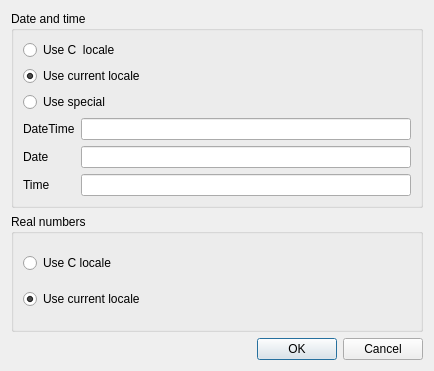
Before: the Qt Designer form settingsdialog.ui in mugiseyebrows/mugi-query, drawn with Qt 5.
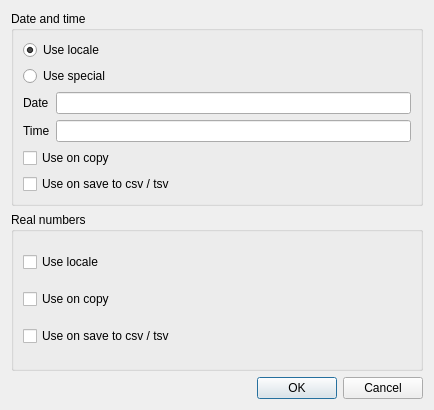
After: the same form once the commit is applied.

Commit message: simple format settings and settings dialog

Diff of the .ui file:
```diff
--- a/settingsdialog.ui
+++ b/settingsdialog.ui
@@ -7,7 +7,7 @@
     <x>0</x>
     <y>0</y>
     <width>434</width>
-    <height>371</height>
+    <height>410</height>
    </rect>
   </property>
   <property name="windowTitle">
@@ -22,57 +22,37 @@
      <layout class="QVBoxLayout" name="verticalLayout_2">
       <item>
        <layout class="QGridLayout" name="gridLayout">
-        <item row="2" column="0" colspan="2">
-         <widget class="QRadioButton" name="dateSpecial">
+        <item row="1" column="0" colspan="2">
+         <widget class="QRadioButton" name="dateTimeUseSpecial">
           <property name="text">
            <string>Use special</string>
           </property>
          </widget>
         </item>
-        <item row="5" column="1">
-         <widget class="QLineEdit" name="time"/>
+        <item row="3" column="1">
+         <widget class="QLineEdit" name="timeFormat"/>
         </item>
-        <item row="5" column="0">
+        <item row="2" column="1">
+         <widget class="QLineEdit" name="dateFormat"/>
+        </item>
+        <item row="3" column="0">
          <widget class="QLabel" name="label_3">
           <property name="text">
            <string>Time</string>
           </property>
          </widget>
         </item>
-        <item row="3" column="0">
-         <widget class="QLabel" name="label">
-          <property name="text">
-           <string>DateTime</string>
-          </property>
-         </widget>
-        </item>
-        <item row="0" column="0" colspan="2">
-         <widget class="QRadioButton" name="dateCLocale">
-          <property name="text">
-           <string>Use C  locale</string>
-          </property>
-          <property name="checked">
-           <bool>false</bool>
-          </property>
-         </widget>
-        </item>
-        <item row="4" column="1">
-         <widget class="QLineEdit" name="date"/>
-        </item>
-        <item row="3" column="1">
-         <widget class="QLineEdit" name="dateTime"/>
-        </item>
-        <item row="4" column="0">
+        <item row="2" column="0">
          <widget class="QLabel" name="label_2">
           <property name="text">
            <string>Date</string>
           </property>
          </widget>
         </item>
-        <item row="1" column="0" colspan="2">
-         <widget class="QRadioButton" name="dateCurrentLocale">
+        <item row="0" column="0" colspan="2">
+         <widget class="QRadioButton" name="dateTimeUseLocale">
           <property name="text">
-           <string>Use current locale</string>
+           <string>Use locale</string>
           </property>
           <property name="checked">
            <bool>true</bool>
@@ -81,6 +61,20 @@
         </item>
        </layout>
       </item>
+      <item>
+       <widget class="QCheckBox" name="dateTimeOverrideForCopy">
+        <property name="text">
+         <string>Use on copy</string>
+        </property>
+       </widget>
+      </item>
+      <item>
+       <widget class="QCheckBox" name="dateTimeOverrideForCsv">
+        <property name="text">
+         <string>Use on save to csv / tsv</string>
+        </property>
+       </widget>
+      </item>
      </layout>
     </widget>
    </item>
@@ -91,22 +85,23 @@
      </property>
      <layout class="QVBoxLayout" name="verticalLayout">
       <item>
-       <widget class="QRadioButton" name="realCLocale">
+       <widget class="QCheckBox" name="realUseLocale">
         <property name="text">
-         <string>Use C locale</string>
+         <string>Use locale</string>
         </property>
-        <property name="checked">
-         <bool>false</bool>
-        </property>
        </widget>
       </item>
       <item>
-       <widget class="QRadioButton" name="realCurrentLocale">
+       <widget class="QCheckBox" name="realOverrideForCopy">
         <property name="text">
-         <string>Use current locale</string>
+         <string>Use on copy</string>
         </property>
-        <property name="checked">
-         <bool>true</bool>
+       </widget>
+      </item>
+      <item>
+       <widget class="QCheckBox" name="realOverrideForCsv">
+        <property name="text">
+         <string>Use on save to csv / tsv</string>
         </property>
        </widget>
       </item>
```
Left out of the diff: 2 changed lines with no effect on the pictures. The commit also changes 6 other files.
